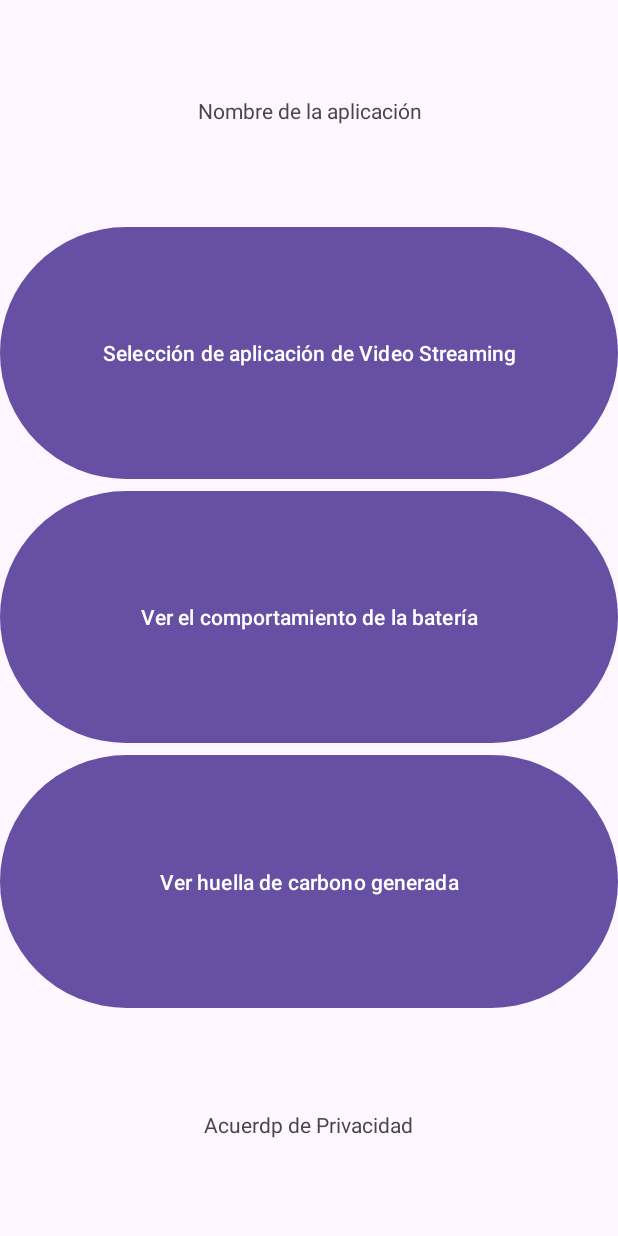
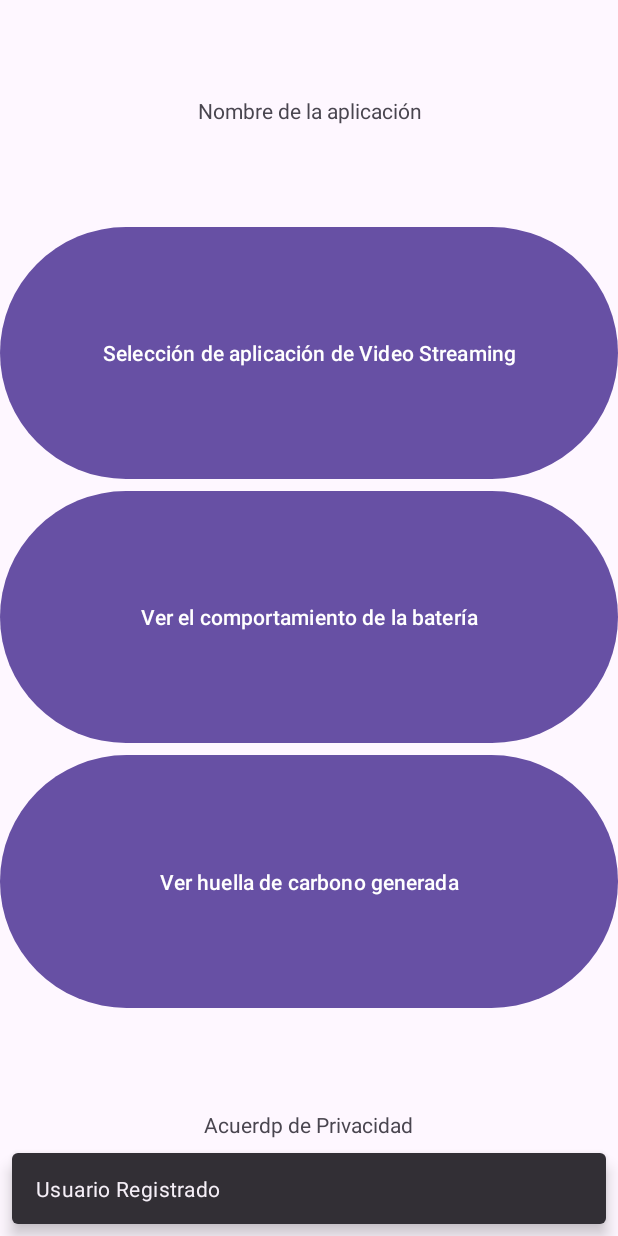
Before and after one commit to J-2001/Trabajo-Terminal-I, an Android app: the first screen one second after launch (MainActivity), on a phone screen of 412 x 824 dp. Run offline under Robolectric (Android 15) with nearby library versions, the phone set to English and light mode, and no system bars.

Commit message:
Implementación Inicial del Registro del Usuario

```diff
--- a/app/src/main/java/com/example/prototipo2/Analizador.java
+++ b/app/src/main/java/com/example/prototipo2/Analizador.java
@@ -1,20 +1,27 @@
 package com.example.prototipo2;
 
 public class Analizador {
+    // Esta clase seria un Service, por lo cual, el constructor sería el onCreate() y el iniciarAnalizador() sería el onStartCommand()
 
     public Analizador() {
 
     }
 
     public void iniciarAnalizador() {
+        // Como este método sera el onStartCommand(), el iniciarModelo() sería la función que se ejecuta en segundo plano, como un TimerTask
         // Bateria bateria = new Bateria();
         // bateria.updateValues();
         // bateria.getTimeStamp();
         // Escaneo escaneo = new Escaneo();
         // escaneo.setStartId();
         // escaneo.setStartTimeStamp();
-        // Comenzar analizador
-        // verificarConsumoEnergia()
+        // Comenzar modelo
+        // iniciarModelo()
+        // Nuestra referencia a Batería y Escaneo deberia ser global, para que la funcion anterior la use tambien
+    }
+
+    public void iniciarModelo() {
+        // bateria.checkValues()
     }
 
 }
--- a/app/src/main/java/com/example/prototipo2/MainActivity.java
+++ b/app/src/main/java/com/example/prototipo2/MainActivity.java
@@ -14,7 +14,7 @@ public class MainActivity extends AppCompatActivity {
         super.onCreate(savedInstanceState);
         setContentView(R.layout.activity_main);
 
-        Usuario usuario = new Usuario();
+        Usuario usuario = new Usuario(getApplicationContext(), this);
 
         Button btn01 = this.findViewById(R.id.main_btn_01);
 
--- a/app/src/main/java/com/example/prototipo2/Usuario.java
+++ b/app/src/main/java/com/example/prototipo2/Usuario.java
@@ -1,24 +1,59 @@
 package com.example.prototipo2;
+
+import android.app.Activity;
+import android.content.ContentValues;
+import android.content.Context;
+import android.database.Cursor;
+import android.database.sqlite.SQLiteDatabase;
+
+import com.google.android.material.snackbar.Snackbar;
 
 public class Usuario {
 
-    private int id;
+    private int id; // Puede no ser int
     private String osVersion;
     private String deviceName;
     private String deviceModel;
 
-    public Usuario() {
+    public Usuario(Context context, Context layoutContext) {
         // Buscamos si la base de datos "Usuario" tiene al menos un valor
-        // Si lo tiene, el usuario ya esta registrado
-        // Si no, lo registramos llamando a registerUser()
+        UsuarioDBHelper dbHelper = new UsuarioDBHelper(context);
+        SQLiteDatabase db = dbHelper.getReadableDatabase();
+        Cursor cursor = db.query(UsuarioContract.UsuarioEntry.TABLE_NAME, null, null, null, null, null, null);
+        if (cursor.getCount() == 0) {
+            // Si no lo tiene, lo registramos llamando a registerUser()
+            registerUser(dbHelper.getWritableDatabase(), layoutContext);
+        } else {
+            // Si lo tiene, el usuario ya esta registrado
+            System.out.println(cursor.getInt(cursor.getColumnIndexOrThrow(UsuarioContract.UsuarioEntry.COLUMN_ID)) + "\n" +
+                    cursor.getString(cursor.getColumnIndexOrThrow(UsuarioContract.UsuarioEntry.COLUMN_OS_VERSION)) + "\n" +
+                    cursor.getString(cursor.getColumnIndexOrThrow(UsuarioContract.UsuarioEntry.COLUMN_DEVICE_NAME)) + "\n" +
+                    cursor.getString(cursor.getColumnIndexOrThrow(UsuarioContract.UsuarioEntry.COLUMN_DEVICE_MODEL)));
+        }
+        cursor.close();
     }
 
-    public void registerUser() {
+    private void registerUser(SQLiteDatabase db, Context context) {
+        db.insert(UsuarioContract.UsuarioEntry.TABLE_NAME, null, toContentValues());
+
         // Petición de registro al servidor
+
+        Snackbar snackbar = Snackbar.make(((Activity) context).findViewById(R.id.mainActivity), "Usuario Registrado", Snackbar.LENGTH_SHORT);
+        snackbar.show();
     }
 
     public void sendData() {
         // Metodo no void, envía las bases de datos de la aplicación
+    }
+
+    public ContentValues toContentValues() {
+        ContentValues values = new ContentValues();
+        values.put(UsuarioContract.UsuarioEntry.COLUMN_ID, getId());
+        values.put(UsuarioContract.UsuarioEntry.COLUMN_OS_VERSION, getOsVersion());
+        values.put(UsuarioContract.UsuarioEntry.COLUMN_DEVICE_NAME, getDeviceName());
+        values.put(UsuarioContract.UsuarioEntry.COLUMN_DEVICE_MODEL, getDeviceModel());
+
+        return values;
     }
 
     public int getId() {
--- /dev/null
+++ b/app/src/main/java/com/example/prototipo2/UsuarioContract.java
@@ -0,0 +1,17 @@
+package com.example.prototipo2;
+
+import android.provider.BaseColumns;
+
+public class UsuarioContract {
+
+    private UsuarioContract() {}
+
+    public static class UsuarioEntry implements BaseColumns {
+        public static final String TABLE_NAME = "USUARIO";
+        public static final String COLUMN_ID = "USUARIO_ID";
+        public static final String COLUMN_OS_VERSION = "OS_VERSION";
+        public static final String COLUMN_DEVICE_NAME = "DEVICE_NAME";
+        public static final String COLUMN_DEVICE_MODEL = "DEVICE_MODEL";
+    }
+
+}
--- /dev/null
+++ b/app/src/main/java/com/example/prototipo2/UsuarioDBHelper.java
@@ -0,0 +1,33 @@
+package com.example.prototipo2;
+
+import android.content.Context;
+import android.database.sqlite.SQLiteDatabase;
+import android.database.sqlite.SQLiteOpenHelper;
+
+public class UsuarioDBHelper  extends SQLiteOpenHelper {
+
+    public static final int DATABASE_VERSION = 1;
+    public static final String DATABASE_NAME = "Usuario.db";
+
+    public static final String SQL_CREATE_ENTRIES = "CREATE TABLE " + UsuarioContract.UsuarioEntry.TABLE_NAME + " (" +
+            UsuarioContract.UsuarioEntry.COLUMN_ID + " INTEGER PRIMARY KEY NOT NULL," +
+            UsuarioContract.UsuarioEntry.COLUMN_OS_VERSION + " TEXT NOT NULL," +
+            UsuarioContract.UsuarioEntry.COLUMN_DEVICE_NAME + "TEXT NOT NULL," +
+            UsuarioContract.UsuarioEntry.COLUMN_DEVICE_MODEL + "TEXT NOT NULL)";
+    public static final String SQL_DELETE_ENTRIES = "DROP TABLE IF EXISTS " + UsuarioContract.UsuarioEntry.TABLE_NAME;
+
+    public UsuarioDBHelper(Context context) {
+        super(context, DATABASE_NAME, null, DATABASE_VERSION);
+    }
+
+    @Override
+    public void onCreate(SQLiteDatabase db) {
+        db.execSQL(SQL_CREATE_ENTRIES);
+    }
+
+    @Override
+    public void onUpgrade(SQLiteDatabase db, int oldVersion, int newVersion) {
+        db.execSQL(SQL_DELETE_ENTRIES);
+        onCreate(db);
+    }
+}
--- a/app/src/main/res/layout/activity_main.xml
+++ b/app/src/main/res/layout/activity_main.xml
@@ -1,20 +1,26 @@
 <?xml version="1.0" encoding="utf-8"?>
-<LinearLayout
+<androidx.coordinatorlayout.widget.CoordinatorLayout
     xmlns:android="http://schemas.android.com/apk/res/android"
     xmlns:tools="http://schemas.android.com/tools"
+    android:id="@+id/mainActivity"
+    android:layout_width="match_parent"
+    android:layout_height="match_parent"
+    tools:context=".MainActivity">
+    <!--xmlns:app="http://schemas.android.com/apk/res-auto"-->
+
+    <LinearLayout
         android:layout_width="match_parent"
         android:layout_height="match_parent"
         android:orientation="vertical"
-    android:gravity="center"
-    tools:context=".MainActivity">
-    <!--xmlns:app="http://schemas.android.com/apk/res-auto"-->
+        android:gravity="center">
 
         <TextView
             android:layout_width="wrap_content"
             android:layout_height="wrap_content"
             android:text="Nombre de la aplicación"
             android:layout_weight="1"
-        android:gravity="center"/>
+            android:gravity="center"
+            android:layout_marginTop="0dp"/>
             <!--app:layout_constraintBottom_toBottomOf="parent"
             app:layout_constraintEnd_toEndOf="parent"
             app:layout_constraintStart_toStartOf="parent"
@@ -49,3 +55,5 @@
             android:gravity="center"/>
 
     </LinearLayout>
+
+</androidx.coordinatorlayout.widget.CoordinatorLayout>
```
Lines whose indentation alone changed are shown as unchanged.
